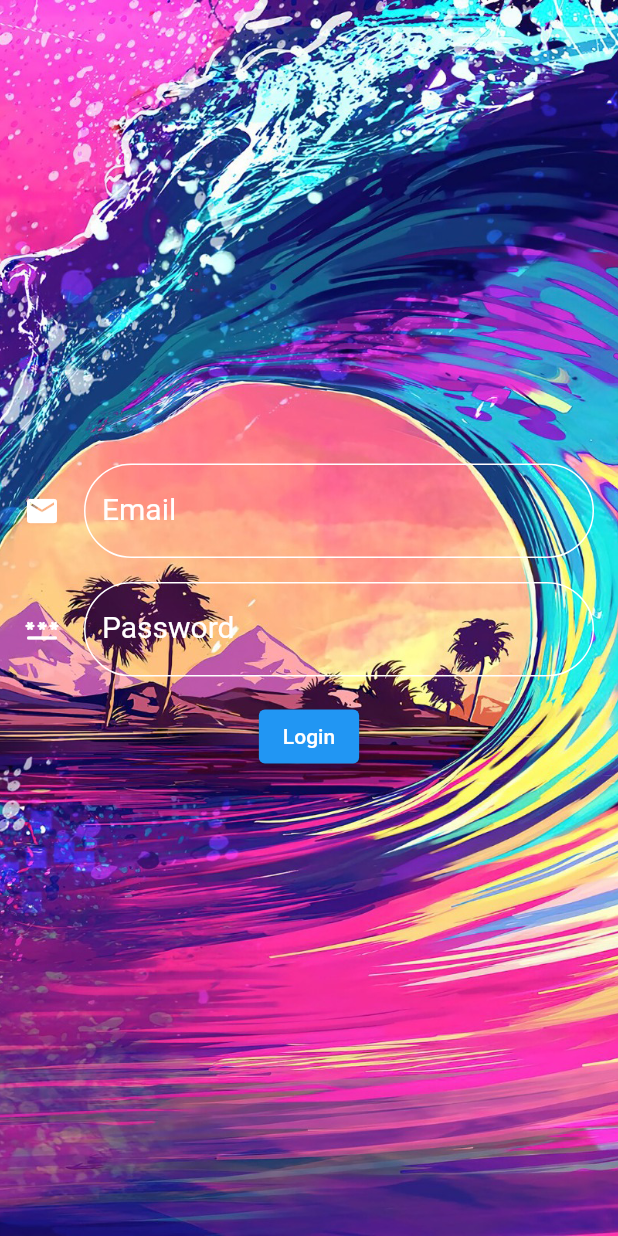
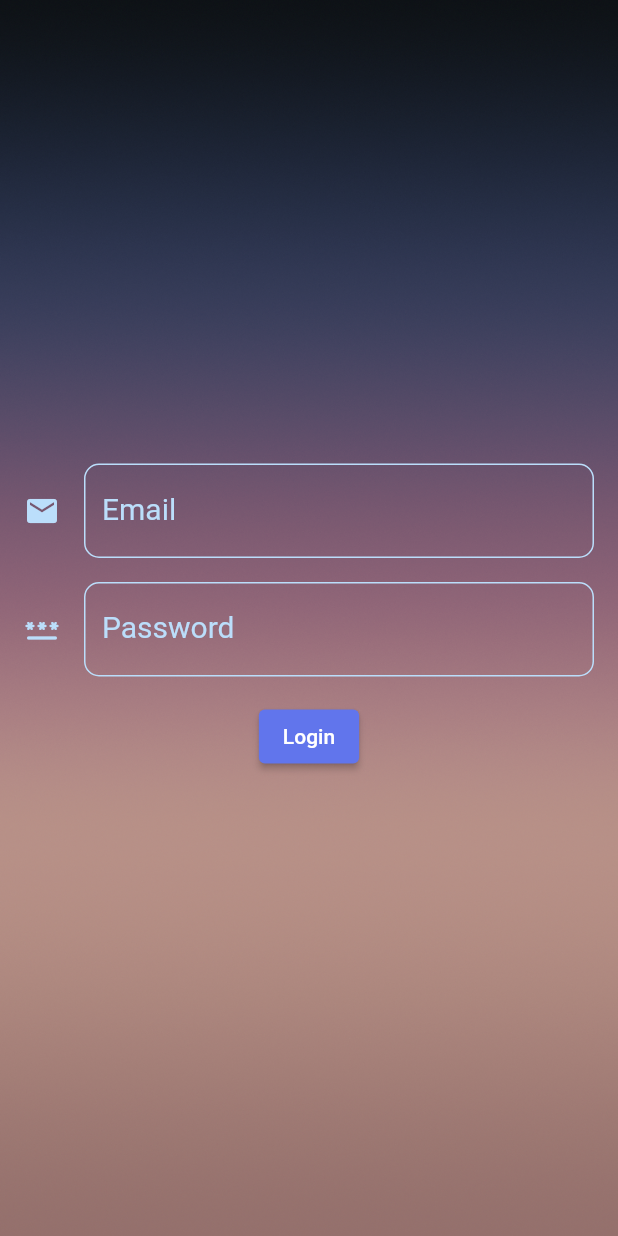
Before and after one commit to djosedonado/proyecto_movil, a Flutter app: the screen it shows after launch, on a phone screen of 412 x 824 dp. Run offline on Flutter 3.47's test engine with Material 2 defaults, Android fonts, the phone set to English and light mode, and no system bars; our stand-ins replace get, get_storage, image_picker.

Commit message:
Sele implemento fondo y colores de constractes

```diff
--- a/lib/ui/auth/login_v1.dart
+++ b/lib/ui/auth/login_v1.dart
@@ -19,7 +19,7 @@ class _LoginScreenState extends State<LoginScreen> {
             duration: const Duration(seconds: 3),
             icon: const Icon(Icons.info),
             shouldIconPulse: true,
-            backgroundColor: Colors.blue);
+            backgroundColor: Colors.blue[100]);
       } else {
         if (controluser.listaUserLogin![0].rol == 0) {
           return Get.toNamed("/menuAdmin");
@@ -50,7 +50,7 @@ class _LoginScreenState extends State<LoginScreen> {
         Container(
           decoration: BoxDecoration(
               image: DecorationImage(
-                  image: AssetImage('assets/fondo.png'), fit: BoxFit.cover)),
+                  image: AssetImage('assets/fondo3.png'), fit: BoxFit.cover)),
           padding: EdgeInsets.all(16.0),
           child: Form(
             key: _keyFrom,
@@ -60,9 +60,10 @@ class _LoginScreenState extends State<LoginScreen> {
                 TextFormFile_Input(
                   texto: "Email",
                   controller: email,
+                  colors: Colors.blue[100],
                   icono: Icon(
                     Icons.email,
-                    color: Colors.white,
+                    color: Colors.blue[100],
                   ),
                   funcion: () {
                     if (_keyFrom.currentState!.validate()) {
@@ -77,9 +78,10 @@ class _LoginScreenState extends State<LoginScreen> {
                   controller: password,
                   pass: true,
                   texto: "Password",
+                  colors: Colors.blue[100],
                   icono: Icon(
                     Icons.password_rounded,
-                    color: Colors.white,
+                    color: Colors.blue[100],
                   ),
                   funcion: () {
                     if (_keyFrom.currentState!.validate()) {
@@ -91,6 +93,8 @@ class _LoginScreenState extends State<LoginScreen> {
                 ),
                 SizedBox(height: 16.0),
                 ElevatedButton(
+                  style: ButtonStyle(
+                      backgroundColor: MaterialStateColor.resolveWith((states) => Color.fromARGB(255, 97, 117, 236))),
                   onPressed: () {
                     if (_keyFrom.currentState!.validate()) {
                       opreracionLogin(email.text, password.text);
@@ -115,9 +119,9 @@ class backgroundFondo extends StatelessWidget {
   @override
   Widget build(BuildContext context) {
     return Container(
-      color: Color(0xFF1C157F),
+      color: Colors.white,
       height: double.infinity,
-      child: Image(image: AssetImage('assets/fondo.png')),
+      child: Image(image: AssetImage('assets/fondo3.png')),
     );
   }
 }
--- a/lib/ui/auth/textFormFile.dart
+++ b/lib/ui/auth/textFormFile.dart
@@ -67,14 +67,14 @@ class TextFormFile_Input extends StatelessWidget {
           hintStyle: TextStyle(color: colors == null ? Colors.white : colors),
           labelText: texto,
           focusedBorder: OutlineInputBorder(
-              borderRadius: BorderRadius.circular(40),
+              borderRadius: BorderRadius.circular(10),
               borderSide: BorderSide(color: colors ?? Colors.white, width: 1)),
           enabledBorder: OutlineInputBorder(
-              borderRadius: BorderRadius.circular(40),
+              borderRadius: BorderRadius.circular(10),
               borderSide: BorderSide(color: colors ?? Colors.white, width: 1)),
           isDense: false,
           border: OutlineInputBorder(
-            borderRadius: BorderRadius.circular(40),
+            borderRadius: BorderRadius.circular(10),
           )),
       controller: controller,
       onEditingComplete: funcion,
--- a/lib/ui/pages/menu.dart
+++ b/lib/ui/pages/menu.dart
@@ -20,7 +20,8 @@ class Menu extends StatelessWidget {
             height: MediaQuery.of(context).size.height*0.3,
             child: DrawerHeader(
               decoration: BoxDecoration(
-                color: Colors.blue,
+                image: DecorationImage(
+                  image: AssetImage('assets/fondo3.png'), fit: BoxFit.cover)
               ),
               child: Column(
                 children: [
--- a/lib/ui/pages/menu/admin/employe/editEmploye.dart
+++ b/lib/ui/pages/menu/admin/employe/editEmploye.dart
@@ -27,7 +27,7 @@ class _EditarUserState extends State<EditarUser> {
         controlu.listaUserLogin![controlu.listaUserLogin![0].index].email;
     return Scaffold(
       appBar: AppBar(
-        title: Text("Registrar Empleado"),
+        title: Text("Editar Empleado"),
       ),
       body: SafeArea(
         child: Container(
--- a/lib/ui/pages/menu/admin/employe/listarEmploye.dart
+++ b/lib/ui/pages/menu/admin/employe/listarEmploye.dart
@@ -13,7 +13,7 @@ class ListUsers extends StatelessWidget {
     ControllerUser controlu = Get.find();
     return Scaffold(
       appBar: AppBar(
-        title: const Text("INVENTARIO"),
+        title: const Text("Lista de Empleado"),
         actions: [
           IconButton(
             onPressed: () {
--- a/lib/ui/pages/perfile/editarPerfile.dart
+++ b/lib/ui/pages/perfile/editarPerfile.dart
@@ -56,11 +56,11 @@ class _EditarPerfilState extends State<EditarPerfil> {
     controlu
         .editarUser(Id, Name, surName, Email, Password, '0', '1')
         .then((value) {
-      return Get.snackbar('Clientes', controlu.listaMensajes![0].mensaje,
+      return Get.snackbar('Usuario', controlu.listaMensajes![0].mensaje,
           duration: const Duration(seconds: 4),
           icon: const Icon(Icons.info),
           shouldIconPulse: true,
-          backgroundColor: Color.fromARGB(255, 19, 58, 233));
+          backgroundColor: Colors.blue[100]);
     });
   }
 
```
Also changed, not shown: lib/domain/controlle/controllerUser.dart (+14 -0 lines), lib/ui/pages/menu/admin/employe/register.dart (+5 -5 lines), assets/fondo.png, assets/fondo1.png (added), assets/fondo3.png (added), assets/logo.png (added), pubspec.lock.
